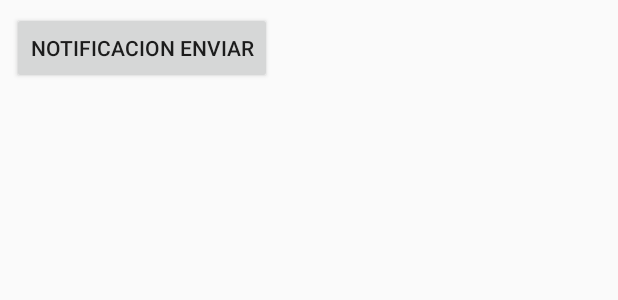
After one commit to Sacarver1/proyecto_componentes, an Android app built with Jetpack Compose: the layout notificaciones.xml on its own in the app's theme, with its tools: preview values and no code run, on a phone screen of 412 x 824 dp. The commit adds this screen. Shown: the top 300 px of the screen. Run offline under Robolectric (Android 15) with nearby library versions, the phone set to English and light mode, and no system bars; Roboto replaces fonts that are not available here.

Commit message:
Se añade código notificaciones

```diff
--- a/partyApp/app/build.gradle.kts
+++ b/partyApp/app/build.gradle.kts
@@ -60,6 +60,7 @@ dependencies {
     implementation("androidx.compose.ui:ui-graphics")
     implementation("androidx.compose.ui:ui-tooling-preview")
     implementation("androidx.compose.material3:material3")
+    implementation("com.google.android.material:material:1.2.1")
 
 
     implementation("androidx.appcompat:appcompat:1.6.1")
--- a/partyApp/app/src/main/java/Modelo/HomeActivity.kt
+++ b/partyApp/app/src/main/java/Modelo/HomeActivity.kt
@@ -12,6 +12,7 @@ import com.example.partyapp.R
 import com.google.firebase.FirebaseApp
 import com.google.firebase.analytics.FirebaseAnalytics
 import com.google.firebase.auth.FirebaseAuth
+import com.example.partyapp.ui.theme.Modelo.AuthActivity
 
 enum class ProviderType{
     BASIC
@@ -38,9 +39,12 @@ class HomeActivity : AppCompatActivity() {
         title="inicio"
         val emailEditText = findViewById<EditText>(R.id.emailRegEditText)
         val contraEditText = findViewById<EditText>(R.id.contraRegEditText)
-
+        val btnNuevaNotificacion = findViewById<Button>(R.id.btnNuevaNotificacion)
         val crearButton = findViewById<Button>(R.id.crearButton)
 
+        btnNuevaNotificacion.setOnClickListener{
+            createNotificationChanel()
+        }
         crearButton.setOnClickListener(){
 
             val email = emailEditText.text.toString()
--- /dev/null
+++ b/partyApp/app/src/main/res/drawable/notificacion.xml
@@ -0,0 +1,5 @@
+<vector android:height="24dp" android:tint="#F6EE02"
+    android:viewportHeight="24" android:viewportWidth="24"
+    android:width="24dp" xmlns:android="http://schemas.android.com/apk/res/android">
+    <path android:fillColor="@android:color/white" android:pathData="M7.58,4.08L6.15,2.65C3.75,4.48 2.17,7.3 2.03,10.5h2c0.15,-2.65 1.51,-4.97 3.55,-6.42zM19.97,10.5h2c-0.15,-3.2 -1.73,-6.02 -4.12,-7.85l-1.42,1.43c2.02,1.45 3.39,3.77 3.54,6.42zM18,11c0,-3.07 -1.64,-5.64 -4.5,-6.32L13.5,4c0,-0.83 -0.67,-1.5 -1.5,-1.5s-1.5,0.67 -1.5,1.5v0.68C7.63,5.36 6,7.92 6,11v5l-2,2v1h16v-1l-2,-2v-5zM12,22c0.14,0 0.27,-0.01 0.4,-0.04 0.65,-0.14 1.18,-0.58 1.44,-1.18 0.1,-0.24 0.15,-0.5 0.15,-0.78h-4c0.01,1.1 0.9,2 2.01,2z"/>
+</vector>
--- /dev/null
+++ b/partyApp/app/src/main/res/layout/notificaciones.xml
@@ -0,0 +1,18 @@
+<?xml version="1.0" encoding="utf-8"?>
+<LinearLayout
+    xmlns:android="http://schemas.android.com/apk/res/android"
+    xmlns:tools="http://schemas.android.com/tools"
+    android:orientation="vertical"
+    android:layout_width="match_parent"
+    android:layout_height="match_parent"
+    tools:context=".ui.theme.Modelo.AuthActivity">
+
+    <Button
+        android:text="Notificacion enviar"
+        android:id="@+id/btnNuevaNotificacion"
+        android:layout_margin="8dp"
+        android:layout_width="wrap_content"
+        android:layout_height="wrap_content"/>
+
+
+</LinearLayout>
```
Also changed, not shown: partyApp/app/src/main/java/Modelo/AuthActivity.kt (+48 -0 lines), 134 other files.
